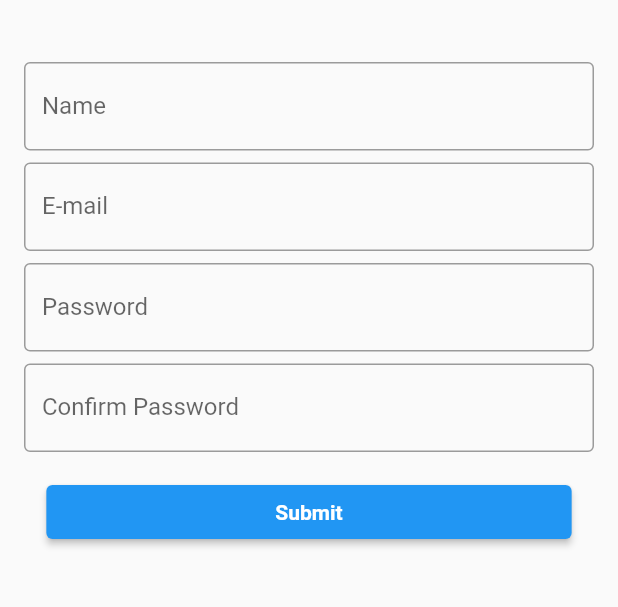
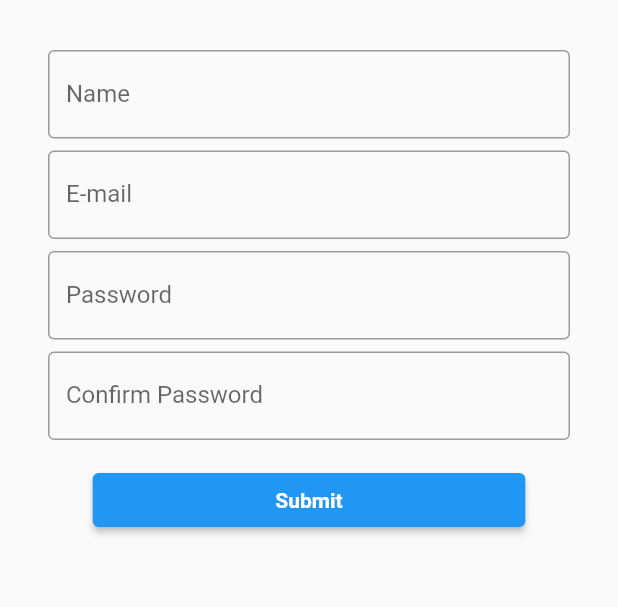
Before and after one commit to gabrielfranconascimen/reviewGameApp, a Flutter app: the screen it shows after launch, after a tap on "Sign Up", on a phone screen of 412 x 824 dp, the part 331-938 px from its top. Run offline on Flutter 3.47's test engine with Material 2 defaults, Android fonts, the phone set to English and light mode, and no system bars; our stand-ins replace firebase_auth, firebase_core, flutter_signin_button, google_sign_in; accounts and stored records are empty.

Commit message:
Refactor Login, Sign up view and main

```diff
--- /dev/null
+++ b/flutter_app/lib/app/components/my_text_form_field.dart
@@ -0,0 +1,36 @@
+import 'package:flutter/material.dart';
+import 'package:flutter_app/utils/AppDimens.dart';
+
+class MyTextFormField extends StatelessWidget {
+  final TextEditingController textController;
+  final String hint;
+  final bool isObscureText;
+  final TextInputType? keyboardType;
+
+  MyTextFormField({
+    required this.textController,
+    required this.hint,
+    this.isObscureText = false,
+    this.keyboardType,
+  });
+
+  @override
+  Widget build(BuildContext context) {
+    return Container(
+      padding: const EdgeInsets.only(
+        right: AppDimens.xMediumMargin,
+        left: AppDimens.xMediumMargin,
+        top: AppDimens.sMediumMargin,
+      ),
+      child: TextField(
+        keyboardType: keyboardType,
+        controller: textController,
+        obscureText: isObscureText,
+        decoration: InputDecoration(
+          border: OutlineInputBorder(),
+          labelText: hint,
+        ),
+      ),
+    );
+  }
+}
--- /dev/null
+++ b/flutter_app/lib/app/controllers/signup_controller.dart
@@ -0,0 +1,43 @@
+import 'package:flutter/material.dart';
+import 'package:flutter_app/app/models/base/error_model.dart';
+import 'package:flutter_app/utils/AppStrings.dart';
+import 'package:flutter_app/utils/Validator.dart';
+import 'package:flutter_app/utils/firebase/MyFirebaseAuth.dart';
+
+class SignUpController {
+  final TextEditingController nameController;
+  final TextEditingController emailController;
+  final TextEditingController passwordController;
+  final TextEditingController confirmPasswordController;
+
+  SignUpController(
+      {required this.nameController,
+      required this.emailController,
+      required this.passwordController,
+      required this.confirmPasswordController});
+
+  Future<ErrorModel?> sigUpUser() async {
+    if (nameController.text.isEmpty ||
+        emailController.text.isEmpty ||
+        passwordController.text.isEmpty ||
+        confirmPasswordController.text.isEmpty) {
+      return ErrorModel(message: ErrorStrings.RequiredAllFields);
+    }
+    if (!emailController.text.isValidEmail) {
+      return ErrorModel(message: ErrorStrings.InvalidEmail);
+    }
+    if (passwordController.text != confirmPasswordController.text) {
+      return ErrorModel(message: ErrorStrings.InvalidConfirmPassword);
+    }
+
+    return await Authentication.signInWithEmail(
+            emailController.text, passwordController.text)
+        .then((successLogin) {
+      if (successLogin) {
+        return null;
+      } else {
+        return ErrorModel(message: ErrorStrings.FailedToSignUp);
+      }
+    });
+  }
+}
--- /dev/null
+++ b/flutter_app/lib/app/models/base/error_model.dart
@@ -0,0 +1,5 @@
+class ErrorModel {
+  final String message;
+
+  ErrorModel({required this.message});
+}
--- /dev/null
+++ b/flutter_app/lib/app/views/signup_view.dart
@@ -0,0 +1,78 @@
+import 'package:flutter/material.dart';
+import 'package:flutter_app/app/components/my_text_form_field.dart';
+import 'package:flutter_app/app/controllers/signup_controller.dart';
+import 'package:flutter_app/utils/AppAssets.dart';
+import 'package:flutter_app/utils/AppDimens.dart';
+import 'package:flutter_app/utils/AppStrings.dart';
+import 'package:flutter_app/utils/AppExtensions.dart';
+import 'package:flutter_app/utils/Routes.dart';
+
+class SignUpView extends StatelessWidget {
+
+  final SignUpController _signUpController = SignUpController(
+      nameController: TextEditingController(),
+      emailController: TextEditingController(),
+      passwordController: TextEditingController(),
+      confirmPasswordController: TextEditingController());
+
+  @override
+  Widget build(BuildContext context) {
+    final widthComponentSize = MediaQuery.of(context).size.width * 0.7;
+    return Scaffold(
+      appBar: AppBar(
+        title: Text(AppStrings.SignUp),
+      ),
+      body: SafeArea(
+        child: SingleChildScrollView(
+          padding:
+              const EdgeInsets.symmetric(horizontal: AppDimens.xMediumMargin),
+          child: Column(
+            children: [
+              Row(mainAxisAlignment: MainAxisAlignment.center, children: [
+                Expanded(child: Image.asset(AppAssets.iconApp)),
+                Expanded(
+                    child: Text(AppStrings.NameApp,
+                        textAlign: TextAlign.center,
+                        style: TextStyle(fontSize: AppDimens.largeText))),
+              ]),
+              Column(children: [
+                MyTextFormField(
+                    textController: _signUpController.nameController,
+                    hint: AppStrings.Name),
+                MyTextFormField(
+                    textController: _signUpController.emailController,
+                    hint: AppStrings.Email,
+                    keyboardType: TextInputType.emailAddress),
+                MyTextFormField(
+                    textController: _signUpController.passwordController,
+                    hint: AppStrings.Password,
+                    isObscureText: true),
+                MyTextFormField(
+                    textController: _signUpController.confirmPasswordController,
+                    hint: AppStrings.ConfirmPassword,
+                    isObscureText: true),
+              ]),
+              Container(
+                width: widthComponentSize,
+                padding: const EdgeInsets.only(top: AppDimens.xMediumMargin),
+                child: ElevatedButton(
+                  child: Text(AppStrings.Submit),
+                  onPressed: () async {
+                    _signUpController.sigUpUser().then((errorLogin) {
+                      if (errorLogin != null) {
+                        context.showMyDialog(errorLogin.message);
+                      } else {
+                        Navigator.pushNamedAndRemoveUntil(
+                            context, Routes.GameListView, (route) => false);
+                      }
+                    });
+                  },
+                ),
+              )
+            ],
+          ),
+        ),
+      ),
+    );
+  }
+}
--- a/flutter_app/lib/main.dart
+++ b/flutter_app/lib/main.dart
@@ -1,11 +1,12 @@
 import 'package:firebase_core/firebase_core.dart';
 import 'package:flutter/material.dart';
+import 'package:flutter_app/app/views/login_view.dart';
+import 'package:flutter_app/app/views/signup_view.dart';
 import 'package:flutter_app/screens/game_detail_screen.dart';
 import 'package:flutter_app/screens/game_list_screen.dart';
-import 'package:flutter_app/screens/login_screen.dart';
-import 'package:flutter_app/screens/signup_screen.dart';
 import 'package:flutter_app/screens/welcome_page.dart';
 import 'package:flutter_app/utils/AppColors.dart';
+import 'package:flutter_app/utils/AppStrings.dart';
 import 'package:flutter_app/utils/Routes.dart';
 import 'package:flutter_app/utils/firebase/MyFirebaseAuth.dart';
 
@@ -14,25 +15,8 @@ void main() async {
 }
 
 class MyApp extends StatelessWidget {
-
-  String _getFirstPage() {
-    if(Authentication.userLogged()) {
-      return Routes.GameListScreen;
-    } else {
-      return Routes.firstPage;
-    }
-  }
-
   @override
   Widget build(BuildContext context) {
-    return FutureBuilder(
-        future: Firebase.initializeApp(),
-        builder: (context, snapshot) {
-          if(snapshot.hasError) {
-            // todo return screen error
-          }
-
-          if(snapshot.connectionState == ConnectionState.done) {
     return MaterialApp(
       title: 'Flutter Demo',
       theme: ThemeData(
@@ -45,22 +29,40 @@ class MyApp extends StatelessWidget {
           textTheme: TextTheme(
               button:
                   TextStyle(color: Colors.white, fontWeight: FontWeight.bold))),
-              initialRoute: _getFirstPage(),
-              home: WelcomePage(),
+      home: FutureBuilder(
+        future: Firebase.initializeApp(),
+        builder: (context, snapshot) {
+          if (snapshot.hasError) {
+            return Scaffold(
+              body: SafeArea(
+                child: Container(
+                    alignment: Alignment.center,
+                    child: Text(ErrorStrings.MessageErrorOpenApp)),
+              ),
+            );
+          }
+
+          if (snapshot.hasData) {
+            if (Authentication.userLogged()) {
+              return GameListScreen();
+            } else {
+              return WelcomePage();
+            }
+          }
+
+          return Container(
+            alignment: Alignment.center,
+            child: CircularProgressIndicator(),
+          );
+        },
+      ),
       routes: {
-                Routes.firstPage: (context) => WelcomePage(),
-                Routes.LoginScreen: (context) => LogInScreen(),
-                Routes.SignUpScreen: (context) => SignUpScreen(),
-                Routes.GameListScreen: (context) => GameListScreen(),
-                Routes.GameDetailScreen: (context) => GameDetailScreen(),
+        Routes.WelcomeView: (context) => WelcomePage(),
+        Routes.LoginView: (context) => LoginView(),
+        Routes.SignUpView: (context) => SignUpView(),
+        Routes.GameListView: (context) => GameListScreen(),
+        Routes.GameDetailView: (context) => GameDetailScreen(),
       },
     );
   }
-
-          return Container(
-            child: CircularProgressIndicator(),
-          );
 }
-    );
-  }
-}
--- a/flutter_app/lib/screens/signup_screen.dart
+++ /dev/null
@@ -1,127 +0,0 @@
-import 'package:flutter/material.dart';
-import 'package:flutter_app/utils/AppAssets.dart';
-import 'package:flutter_app/utils/Routes.dart';
-import 'package:flutter_app/utils/Validator.dart';
-import 'package:flutter_app/utils/Utils.dart';
-import 'package:flutter_app/utils/AppStrings.dart';
-import 'package:flutter_app/utils/firebase/MyFirebaseAuth.dart';
-
-class SignUpScreen extends StatelessWidget {
-  final _nameController = TextEditingController();
-  final _emailController = TextEditingController();
-  final _passwordController = TextEditingController();
-  final _confirmPasswordController = TextEditingController();
-
-  bool _validateForm(BuildContext context) {
-    if (_nameController.text.isEmpty ||
-        _emailController.text.isEmpty ||
-        _passwordController.text.isEmpty ||
-        _confirmPasswordController.text.isEmpty) {
-      showMyDialog(context, "Todos os campos são obrigatórios.");
-      return false;
-    }
-    if (!_emailController.text.isValidEmail) {
-      showMyDialog(context, "Por favor insira um email válido.");
-      return false;
-    }
-    if (_passwordController.text != _confirmPasswordController.text) {
-      showMyDialog(context, "As senhas devem ser iguais.");
-      return false;
-    }
-    return true;
-  }
-
-  @override
-  Widget build(BuildContext context) {
-    return Scaffold(
-        appBar: AppBar(
-          title: Text(AppStrings.SignUp),
-        ),
-        body: SafeArea(
-          child: SingleChildScrollView(
-            padding: const EdgeInsets.symmetric(horizontal: 16),
-            child: Column(
-              children: [
-                Row(
-                  mainAxisAlignment: MainAxisAlignment.center,
-                  children: [
-                    Expanded(child: Image.asset(AppAssets.iconApp)),
-                    Expanded(
-                      child: Text(
-                        AppStrings.NameApp,
-                        textAlign: TextAlign.center,
-                        style: TextStyle(fontSize: 34),
-                      ),
-                    ),
-                  ],
-                ),
-                Column(
-                  children: [
-                    Padding(
-                      padding: const EdgeInsets.only(top: 16),
-                      child: TextFormField(
-                          controller: _nameController,
-                          decoration: InputDecoration(
-                              border: OutlineInputBorder(),
-                              labelText: AppStrings.Name)),
-                    ),
-                    Padding(
-                      padding: const EdgeInsets.only(top: 8),
-                      child: TextFormField(
-                          controller: _emailController,
-                          decoration: InputDecoration(
-                              border: OutlineInputBorder(),
-                              labelText: AppStrings.Email)),
-                    ),
-                    Padding(
-                      padding: const EdgeInsets.only(top: 8),
-                      child: TextFormField(
-                          controller: _passwordController,
-                          keyboardType: TextInputType.emailAddress,
-                          obscureText: true,
-                          decoration: InputDecoration(
-                              border: OutlineInputBorder(),
-                              labelText: AppStrings.Password)),
-                    ),
-                    Padding(
-                      padding: const EdgeInsets.only(top: 8),
-                      child: TextFormField(
-                        controller: _confirmPasswordController,
-                        obscureText: true,
-                        decoration: InputDecoration(
-                            border: OutlineInputBorder(),
-                            labelText: AppStrings.ConfirmPassword),
-                      ),
-                    )
-                  ],
-                ),
-                Container(
-                  width: MediaQuery.of(context).size.width * 0.85,
-                  padding: const EdgeInsets.only(top: 16),
-                  child: ElevatedButton(
-                    child: Text(AppStrings.Submit),
-                    onPressed: () async {
-                      if (_validateForm(context)) {
-                        Future<bool> createUser =
-                            Authentication.signInWithEmail(
-                                _emailController.text,
-                                _passwordController.text);
-
-                        createUser.then((value) => {
-                              if (value)
-                                Navigator.pushNamedAndRemoveUntil(context,
-                                    Routes.GameListScreen, (routes) => false)
-                              else
-                                showMyDialog(context,
-                                    "Falha ao criar a conta, por favor tentar novamente!")
-                            });
-                      }
-                    },
-                  ),
-                )
-              ],
-            ),
-          ),
-        ));
-  }
-}
--- a/flutter_app/lib/screens/welcome_page.dart
+++ b/flutter_app/lib/screens/welcome_page.dart
@@ -48,7 +48,7 @@ class WelcomePage extends StatelessWidget {
                                 AppStrings.LogIn,
                               ),
                               onPressed: () => Navigator.pushNamed(
-                                  context, Routes.LoginScreen)),
+                                  context, Routes.LoginView)),
                         ),
                         Container(
                           width: widthScreen,
@@ -59,7 +59,7 @@ class WelcomePage extends StatelessWidget {
                                 AppStrings.SignUp,
                               ),
                               onPressed: () => Navigator.pushNamed(
-                                  context, Routes.SignUpScreen)),
+                                  context, Routes.SignUpView)),
                         )
                       ],
                     ),
--- a/flutter_app/lib/utils/Routes.dart
+++ b/flutter_app/lib/utils/Routes.dart
@@ -1,9 +1,9 @@
-import 'package:flutter/cupertino.dart';
+import 'package:flutter/material.dart';
 
 class Routes extends Navigator {
-  static const firstPage = "/home";
-  static const LoginScreen = "/login";
-  static const SignUpScreen = "/sign";
-  static const GameListScreen = "/gameList";
-  static const GameDetailScreen = "/gameDetail";
+  static const WelcomeView = "/welcome";
+  static const LoginView = "/login";
+  static const SignUpView = "/sign";
+  static const GameListView = "/gameList";
+  static const GameDetailView = "/gameDetail";
 }
```
Also changed, not shown: flutter_app/lib/app/controllers/login_controller.dart (added, +47 -0 lines), flutter_app/lib/app/views/login_view.dart (added, +112 -0 lines), flutter_app/lib/screens/login_screen.dart (deleted, +0 -104 lines), flutter_app/lib/utils/firebase/MyFirebaseAuth.dart (+22 -12 lines). Lines whose indentation alone changed are shown as unchanged.
